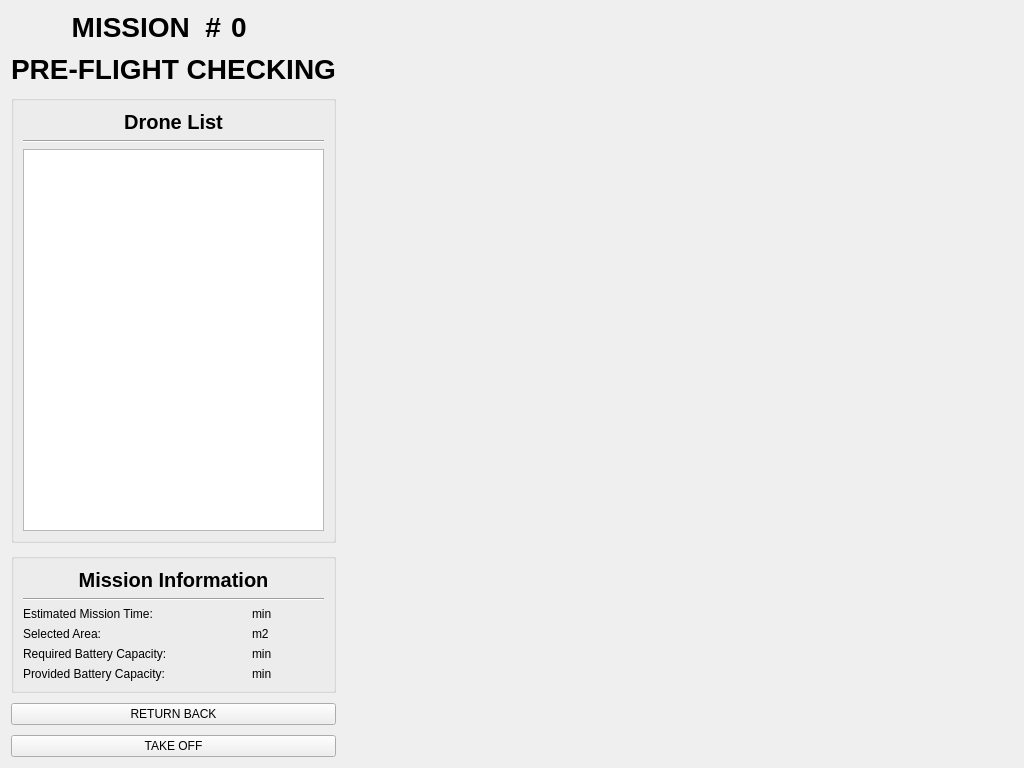
First picture: the form in UI/Preflight3/pre3_design.ui, repository cmpe-DroneLab/GeoFly3D, before the edit.
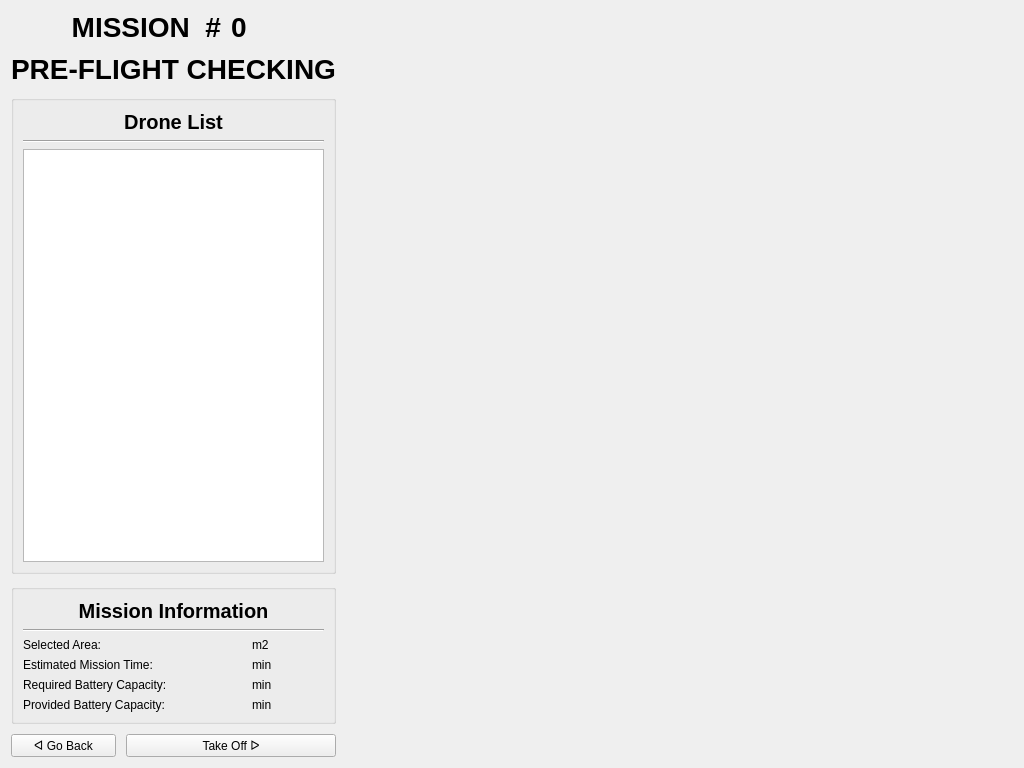
Second picture: the form after the edit.

Patch:
```diff
--- a/UI/Preflight3/pre3_design.ui
+++ b/UI/Preflight3/pre3_design.ui
@@ -15,7 +15,7 @@
   </property>
   <layout class="QHBoxLayout" name="horizontalLayout_2" stretch="0,4">
    <item>
-    <layout class="QVBoxLayout" name="v_lay_left" stretch="0,0,0,0,0,0">
+    <layout class="QVBoxLayout" name="v_lay_left" stretch="0,0,0,0,0">
      <property name="spacing">
       <number>10</number>
      </property>
@@ -112,129 +112,133 @@
         <string/>
        </property>
        <layout class="QGridLayout" name="gridLayout">
-        <item row="4" column="1">
-         <widget class="QLabel" name="selected_area_value">
-          <property name="text">
-           <string/>
+        <item row="1" column="0" colspan="3">
+         <widget class="Line" name="line_2">
+          <property name="orientation">
+           <enum>Qt::Horizontal</enum>
           </property>
          </widget>
         </item>
-        <item row="5" column="1">
-         <widget class="QLabel" name="batt_required_value">
-          <property name="text">
-           <string/>
-          </property>
-         </widget>
-        </item>
-        <item row="6" column="1">
-         <widget class="QLabel" name="batt_provided_value">
-          <property name="text">
-           <string/>
-          </property>
-         </widget>
-        </item>
-        <item row="5" column="0">
+        <item row="6" column="0">
          <widget class="QLabel" name="batt_required_label">
           <property name="text">
            <string>Required Battery Capacity:</string>
           </property>
          </widget>
         </item>
-        <item row="4" column="0">
-         <widget class="QLabel" name="selected_area_label">
+        <item row="6" column="2">
+         <widget class="QLabel" name="batt_required_unit">
           <property name="text">
-           <string>Selected Area:</string>
+           <string>min</string>
           </property>
          </widget>
         </item>
-        <item row="2" column="1">
-         <widget class="QLabel" name="mission_time_value">
+        <item row="0" column="0" colspan="3">
+         <widget class="QLabel" name="label_mission_information">
+          <property name="font">
+           <font>
+            <pointsize>15</pointsize>
+            <bold>true</bold>
+           </font>
+          </property>
           <property name="text">
+           <string>Mission Information</string>
+          </property>
+          <property name="alignment">
+           <set>Qt::AlignCenter</set>
+          </property>
+         </widget>
+        </item>
+        <item row="6" column="1">
+         <widget class="QLabel" name="batt_required_value">
+          <property name="text">
            <string/>
           </property>
          </widget>
         </item>
-        <item row="6" column="0">
+        <item row="7" column="2">
+         <widget class="QLabel" name="batt_provided_unit">
+          <property name="text">
+           <string>min</string>
+          </property>
+         </widget>
+        </item>
+        <item row="7" column="1">
+         <widget class="QLabel" name="batt_provided_value">
+          <property name="text">
+           <string/>
+          </property>
+         </widget>
+        </item>
+        <item row="3" column="2">
+         <widget class="QLabel" name="mission_time_unit">
+          <property name="text">
+           <string>min</string>
+          </property>
+         </widget>
+        </item>
+        <item row="3" column="0">
+         <widget class="QLabel" name="mission_time_label">
+          <property name="text">
+           <string>Estimated Mission Time:</string>
+          </property>
+         </widget>
+        </item>
+        <item row="7" column="0">
          <widget class="QLabel" name="batt_provided_label">
           <property name="text">
            <string>Provided Battery Capacity:</string>
           </property>
          </widget>
         </item>
+        <item row="3" column="1">
+         <widget class="QLabel" name="mission_time_value">
+          <property name="text">
+           <string/>
+          </property>
+         </widget>
+        </item>
         <item row="2" column="0">
-         <widget class="QLabel" name="mission_time_label">
+         <widget class="QLabel" name="selected_area_label">
           <property name="text">
-           <string>Estimated Mission Time:</string>
+           <string>Selected Area:</string>
+          </property>
+         </widget>
+        </item>
+        <item row="2" column="1">
+         <widget class="QLabel" name="selected_area_value">
+          <property name="text">
+           <string/>
           </property>
          </widget>
         </item>
         <item row="2" column="2">
-         <widget class="QLabel" name="mission_time_unit">
-          <property name="text">
-           <string>min</string>
-          </property>
-         </widget>
-        </item>
-        <item row="0" column="0" colspan="3">
-         <widget class="QLabel" name="label_mission_information">
-          <property name="font">
-           <font>
-            <pointsize>15</pointsize>
-            <bold>true</bold>
-           </font>
-          </property>
-          <property name="text">
-           <string>Mission Information</string>
-          </property>
-          <property name="alignment">
-           <set>Qt::AlignCenter</set>
-          </property>
-         </widget>
-        </item>
-        <item row="1" column="0" colspan="3">
-         <widget class="Line" name="line_2">
-          <property name="orientation">
-           <enum>Qt::Horizontal</enum>
-          </property>
-         </widget>
-        </item>
-        <item row="4" column="2">
          <widget class="QLabel" name="selected_area_unit">
           <property name="text">
            <string>m2</string>
           </property>
          </widget>
         </item>
-        <item row="5" column="2">
-         <widget class="QLabel" name="batt_required_unit">
-          <property name="text">
-           <string>min</string>
-          </property>
-         </widget>
-        </item>
-        <item row="6" column="2">
-         <widget class="QLabel" name="batt_provided_unit">
-          <property name="text">
-           <string>min</string>
-          </property>
-         </widget>
-        </item>
        </layout>
       </widget>
      </item>
      <item>
-      <widget class="QPushButton" name="btn_return_back">
-       <property name="text">
-        <string>RETURN BACK</string>
-       </property>
-      </widget>
-     </item>
-     <item>
-      <widget class="QPushButton" name="btn_take_off">
-       <property name="text">
-        <string>TAKE OFF</string>
-       </property>
-      </widget>
+      <layout class="QGridLayout" name="g_lay_buttons">
+       <item row="0" column="1" colspan="2">
+        <widget class="QPushButton" name="btn_take_off">
+         <property name="text">
+          <string>Take Off ᐅ</string>
+         </property>
+        </widget>
+       </item>
+       <item row="0" column="0">
+        <widget class="QPushButton" name="btn_return_back">
+         <property name="text">
+          <string>ᐊ Go Back</string>
+         </property>
+        </widget>
+       </item>
+      </layout>
      </item>
     </layout>
    </item>
```
